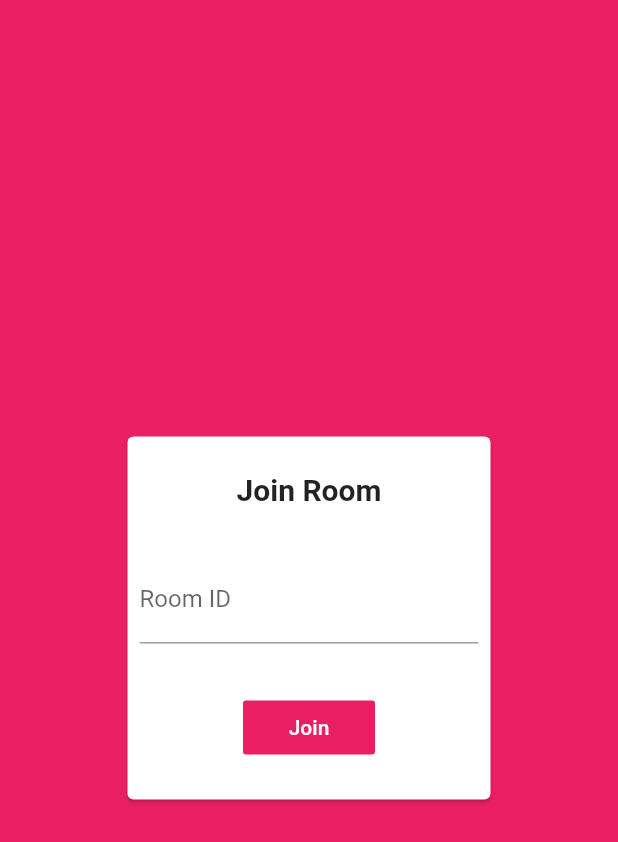
After one commit to azim2429/Flutter-Chat-Application, a Flutter app: the JoinRoom screen opened directly, on a phone screen of 412 x 824 dp. The commit adds this screen. Shown: the top 842 px of the screen. Run offline on Flutter 3.47's test engine with Material 2 defaults, Android fonts, the phone set to English and light mode, and no system bars; our stand-ins replace cloud_firestore, firebase_auth, firebase_core, firebase_storage, image_picker, shared_preferences; missing offline and left inert: encrypt; accounts and stored records are empty.

Commit message:
Room Feature Added

```diff
--- a/lib/Widget/auth_form.dart
+++ b/lib/Widget/auth_form.dart
@@ -148,7 +148,7 @@ class _AuthWidgetState extends State<AuthWidget> {
                         },
                         color: Theme.of(context).primaryColor,
                         child: Text(
-                            _isLogin ? 'New User?' : 'Already have an Account'))
+                            _isLogin ? 'New User?' : 'Already have an Account',style: TextStyle(color: Colors.white),))
                 ],
               ),
             ),
--- a/lib/Widget/new_messages.dart
+++ b/lib/Widget/new_messages.dart
@@ -1,6 +1,7 @@
 import 'package:firebase_auth/firebase_auth.dart';
 import 'package:flutter/material.dart';
 import 'package:cloud_firestore/cloud_firestore.dart';
+import 'package:shared_preferences/shared_preferences.dart';
 
 class NewMessages extends StatefulWidget {
   @override
@@ -13,12 +14,13 @@ class _NewMessagesState extends State<NewMessages> {
 
   void _sendMessage() async {
     FirebaseAuth auth = await FirebaseAuth.instance;
+    SharedPreferences pref = await SharedPreferences.getInstance();
     final userData = await FirebaseFirestore.instance
         .collection('users')
         .doc(auth.currentUser.uid)
         .get();
     FocusScope.of(context).unfocus();
-    FirebaseFirestore.instance.collection('chat').add({
+    FirebaseFirestore.instance.collection('chat/rooms/'+pref.getString('room')).add({
       'text': _enteredMessage,
       'time': Timestamp.now(),
       'userId': auth.currentUser.uid,
@@ -36,6 +38,7 @@ class _NewMessagesState extends State<NewMessages> {
         children: [
           Expanded(
             child: TextField(
+              keyboardType: TextInputType.multiline,
               controller: _controller,
               cursorColor: Colors.black,
               decoration: InputDecoration(
--- a/lib/main.dart
+++ b/lib/main.dart
@@ -3,6 +3,7 @@ import 'package:flutter/material.dart';
 import 'package:firebase_core/firebase_core.dart';
 import 'package:firebase_auth/firebase_auth.dart';
 import 'screen/auth_screen.dart';
+import 'screen/enter_room.dart';
 
 void main() async {
   WidgetsFlutterBinding.ensureInitialized();
--- /dev/null
+++ b/lib/screen/enter_room.dart
@@ -0,0 +1,72 @@
+import 'package:chatapp/screen/chat_screen.dart';
+import 'package:flutter/material.dart';
+import 'package:shared_preferences/shared_preferences.dart';
+
+class JoinRoom extends StatelessWidget {
+  var roomId;
+
+  @override
+  Widget build(BuildContext context) {
+    return Scaffold(
+      resizeToAvoidBottomInset: false,
+      backgroundColor: Theme
+          .of(context)
+          .primaryColor,
+      body: Center(
+        child: Container(
+          width: 250,
+          height: 250,
+          child: Card(
+            child: Column(
+              mainAxisAlignment: MainAxisAlignment.spaceEvenly,
+              children: [
+                Text(
+                  'Join Room',
+                  style: TextStyle(fontSize: 20, fontWeight: FontWeight.bold),
+                ),
+                Padding(
+                  padding: const EdgeInsets.all(8.0),
+                  child: TextFormField(
+                    key: ValueKey('roomId'),
+                    validator: (value) {
+                      if (value.isEmpty) {
+                        return 'Please enter a valid Room ID';
+                      }
+                      return null;
+                    },
+                    onSaved: (value) {
+                      roomId = value;
+                    },
+                    onChanged: (value){
+                      roomId = value;
+                    },
+                    keyboardType: TextInputType.emailAddress,
+                    decoration: InputDecoration(
+                      labelText: 'Room ID',
+                    ),
+                  ),
+                ),
+                FlatButton(
+                    onPressed: () async {
+                      print(roomId);
+                      SharedPreferences pref = await SharedPreferences.getInstance();
+                      pref.setString('room', roomId);
+                      Navigator.push(
+                        context,
+                        MaterialPageRoute(
+                          builder: (context) => ChatScreen(),
+                        ),
+                      );
+                    },
+                    color: Theme
+                        .of(context)
+                        .primaryColor,
+                    child: Text('Join', style: TextStyle(color: Colors.white),))
+              ],
+            ),
+          ),
+        ),
+      ),
+    );
+  }
+}
--- a/pubspec.yaml
+++ b/pubspec.yaml
@@ -34,6 +34,7 @@ dependencies:
   image_picker: ^0.6.7+21
   firebase_storage: ^6.0.0
   encrypt: ^4.1.0
+  shared_preferences: ^0.5.12+4
 
 dev_dependencies:
   flutter_test:
```
Also changed, not shown: lib/Widget/message_bubble.dart (+17 -14 lines), lib/Widget/messages.dart (+25 -2 lines), lib/screen/auth_screen.dart (+17 -13 lines), lib/screen/chat_screen.dart (+19 -1 lines), pubspec.lock.
